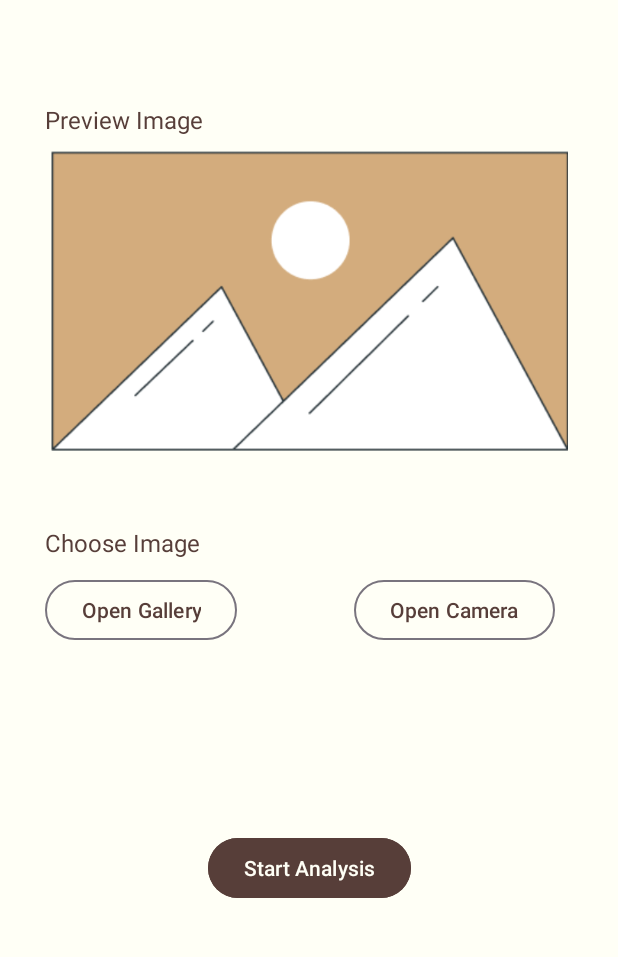
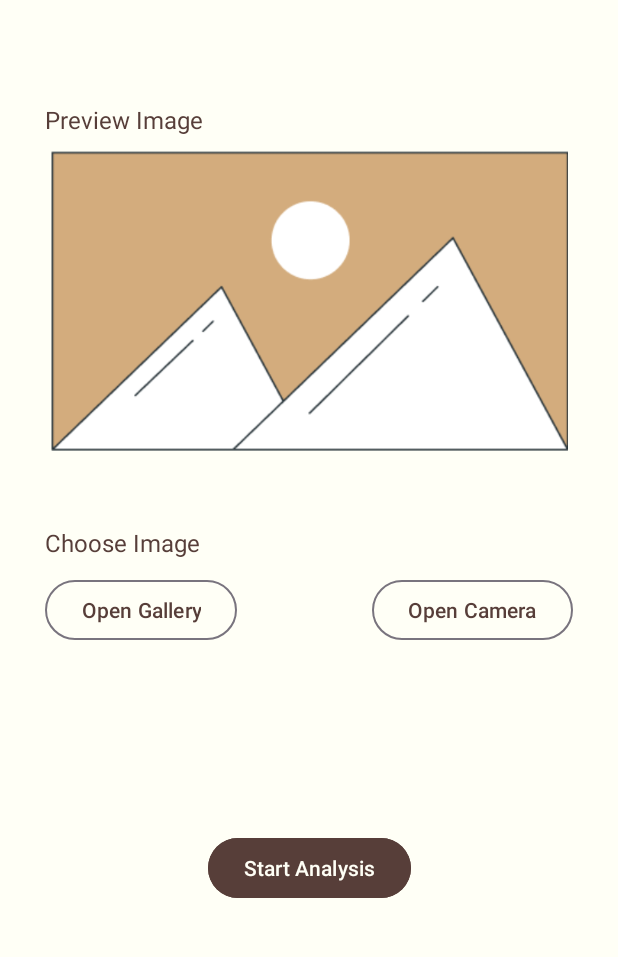
Before and after one commit to AhmadShodikinn/SkintoneHarmony, an Android app: the UploadImage screen opened directly, with no data from a screen before it, on a phone screen of 412 x 824 dp, the part 68-1025 px from its top. Run offline under Robolectric (Android 15) with nearby library versions, the phone set to English and light mode, and no system bars; libraries missing offline, so code that uses them is left out: com.theartofdev.edmodo; Roboto replaces fonts that are not available here.

Commit message:
finishing uploadimage feature, adding show image from camera and cropping feature after get image from gallery and camera

```diff
--- a/app/build.gradle.kts
+++ b/app/build.gradle.kts
@@ -52,5 +52,5 @@ dependencies {
     implementation(libs.androidx.camera.camera2)
     implementation(libs.camera.lifecycle)
     implementation(libs.camera.view)
-
+    implementation(libs.android.image.cropper)
 }
--- a/app/src/main/AndroidManifest.xml
+++ b/app/src/main/AndroidManifest.xml
@@ -4,6 +4,7 @@
 
     <uses-feature android:name="android.hardware.camera" />
     <uses-permission android:name="android.permission.CAMERA" />
+    <uses-permission android:name="android.permission.READ_EXTERNAL_STORAGE" android:maxSdkVersion="32" />
     <uses-permission android:name="android.permission.WRITE_EXTERNAL_STORAGE" android:maxSdkVersion="28" />
 
     <application
@@ -33,6 +34,9 @@
             android:name=".CameraActivity"
             android:exported="true">
         </activity>
+        <activity android:name="com.theartofdev.edmodo.cropper.CropImageActivity"
+            android:theme="@style/Base.Theme.AppCompat"
+            tools:ignore="MissingClass" />
         <meta-data
             android:name="preloaded_fonts"
             android:resource="@array/preloaded_fonts" />
--- a/app/src/main/res/layout/activity_main.xml
+++ b/app/src/main/res/layout/activity_main.xml
@@ -1,4 +1,9 @@
 <?xml version="1.0" encoding="utf-8"?>
+<ScrollView
+    xmlns:android="http://schemas.android.com/apk/res/android"
+    android:layout_width="match_parent"
+    android:layout_height="match_parent"
+    android:fillViewport="true">
 <androidx.constraintlayout.widget.ConstraintLayout xmlns:android="http://schemas.android.com/apk/res/android"
     xmlns:app="http://schemas.android.com/apk/res-auto"
     xmlns:tools="http://schemas.android.com/tools"
@@ -58,3 +63,4 @@
         app:layout_constraintTop_toBottomOf="@+id/imageView" />
 
 </androidx.constraintlayout.widget.ConstraintLayout>
+</ScrollView>
--- a/app/src/main/res/layout/activity_upload_image.xml
+++ b/app/src/main/res/layout/activity_upload_image.xml
@@ -1,11 +1,17 @@
 <?xml version="1.0" encoding="utf-8"?>
-<androidx.constraintlayout.widget.ConstraintLayout xmlns:android="http://schemas.android.com/apk/res/android"
+
+<ScrollView
+    xmlns:android="http://schemas.android.com/apk/res/android"
+    android:layout_width="match_parent"
+    android:layout_height="match_parent"
+    android:fillViewport="true">
+<androidx.constraintlayout.widget.ConstraintLayout
     xmlns:app="http://schemas.android.com/apk/res-auto"
     xmlns:tools="http://schemas.android.com/tools"
     android:id="@+id/upload"
     android:background="@color/ColorPrimary"
     android:layout_width="match_parent"
-    android:layout_height="match_parent"
+    android:layout_height="wrap_content"
     tools:context=".UploadImage">
 
     <androidx.appcompat.widget.Toolbar
@@ -87,13 +93,12 @@
         style="?attr/materialButtonOutlinedStyle"
         android:layout_width="wrap_content"
         android:layout_height="wrap_content"
-        android:layout_marginStart="35dp"
         android:layout_marginTop="10dp"
+        android:layout_marginEnd="30dp"
         android:backgroundTint="@color/ColorPrimary"
         android:text="@string/button3"
         android:textColor="@color/ColorSecondary"
         app:layout_constraintEnd_toEndOf="parent"
-        app:layout_constraintStart_toEndOf="@+id/btn_open_Gallery"
         app:layout_constraintTop_toBottomOf="@+id/textView2" />
 
     <Button
@@ -109,3 +114,4 @@
         app:layout_constraintTop_toTopOf="parent" />
 
 </androidx.constraintlayout.widget.ConstraintLayout>
+</ScrollView>
--- a/gradle/libs.versions.toml
+++ b/gradle/libs.versions.toml
@@ -1,12 +1,12 @@
 [versions]
 agp = "8.3.2"
+androidImageCropper = "2.8.0"
 kotlin = "1.9.0"
 coreKtx = "1.13.1"
 junit = "4.13.2"
 junitVersion = "1.1.5"
 espressoCore = "3.5.1"
 appcompat = "1.6.1"
-kotlinxCoroutinesAndroid = "1.7.3"
 material = "1.12.0"
 activity = "1.9.0"
 constraintlayout = "2.1.4"
@@ -14,12 +14,12 @@ playServicesBasement = "18.4.0"
 cameraxVersion = "1.3.3"
 
 [libraries]
+android-image-cropper = { module = "com.theartofdev.edmodo:android-image-cropper", version.ref = "androidImageCropper" }
 androidx-core-ktx = { group = "androidx.core", name = "core-ktx", version.ref = "coreKtx" }
 junit = { group = "junit", name = "junit", version.ref = "junit" }
 androidx-junit = { group = "androidx.test.ext", name = "junit", version.ref = "junitVersion" }
 androidx-espresso-core = { group = "androidx.test.espresso", name = "espresso-core", version.ref = "espressoCore" }
 androidx-appcompat = { group = "androidx.appcompat", name = "appcompat", version.ref = "appcompat" }
-kotlinx-coroutines-android = { module = "org.jetbrains.kotlinx:kotlinx-coroutines-android", version.ref = "kotlinxCoroutinesAndroid" }
 material = { group = "com.google.android.material", name = "material", version.ref = "material" }
 androidx-activity = { group = "androidx.activity", name = "activity", version.ref = "activity" }
 androidx-constraintlayout = { group = "androidx.constraintlayout", name = "constraintlayout", version.ref = "constraintlayout" }
```
Also changed, not shown: app/src/main/java/com/example/skintoneharmony/CameraActivity.kt (+46 -5 lines), app/src/main/java/com/example/skintoneharmony/UploadImage.kt (+40 -3 lines), app/src/main/java/com/example/skintoneharmony/tools/Utils.kt (added, +13 -0 lines), settings.gradle.kts (+12 -0 lines).
